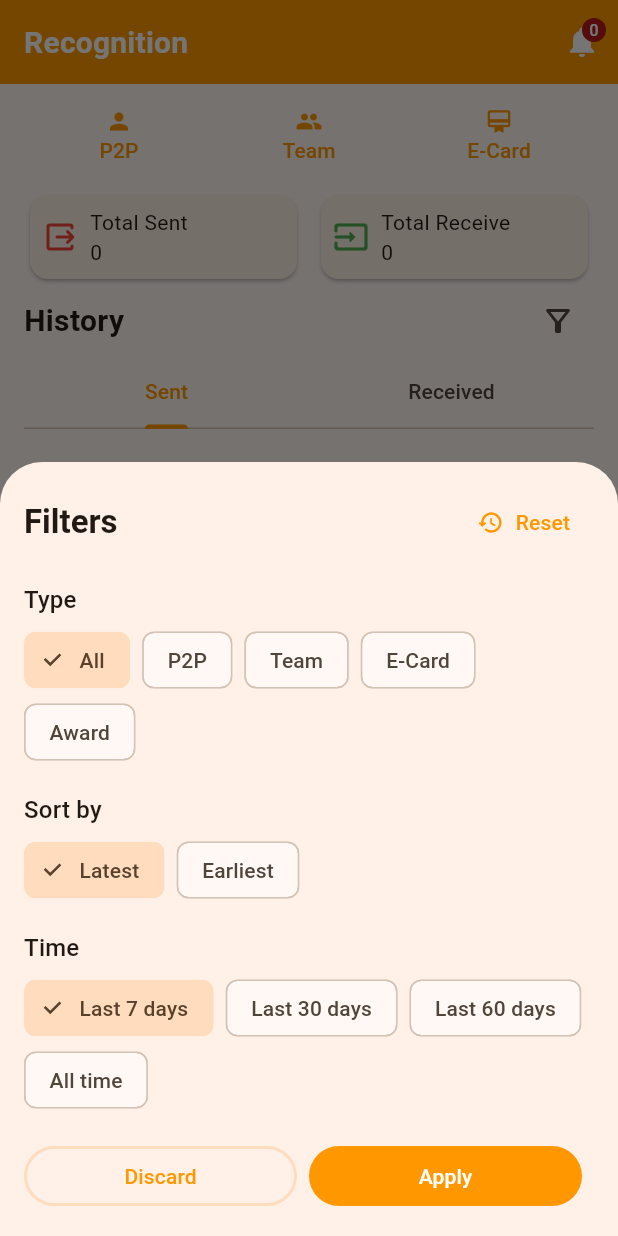
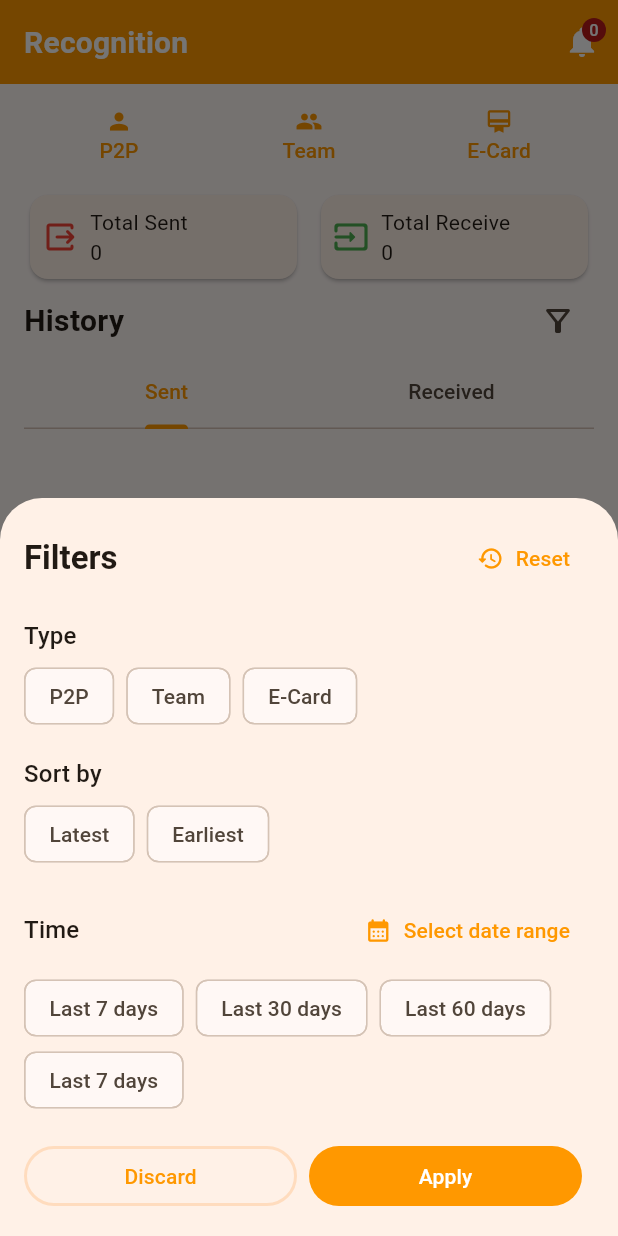
Before and after one commit to khuedinh/sonat-hrm-rewarded, a Flutter app: the screen it shows once a user with an empty profile is signed in, item 2 of the bottom bar chosen, after a tap on the "filter alt" icon, on a phone screen of 412 x 824 dp. Run offline on Flutter 3.47's test engine with Material 3 defaults, Android fonts, the light colour scheme and no system bars; our stand-ins replace bloc, bloc_concurrency, cached_network_image, dio, equatable, firebase_auth and 14 more; missing offline and left inert: deepcopy; accounts and stored records are empty; generated files the repository leaves out were written again; network calls fail.

Commit message:
feat: filter recognition

```diff
--- a/lib/src/models/recognition.dart
+++ b/lib/src/models/recognition.dart
@@ -1,4 +1,10 @@
 import 'package:sonat_hrm_rewarded/src/models/employee.dart';
+
+enum SortByFilter { latest, earliest }
+
+enum TimeFilter { last7Days, last30Days, last60Days, allTime }
+
+enum TypeFilter { p2p, team, eCard }
 
 class DetailRecognitions {
   final String id;
--- a/lib/src/screens/tabs/recognition/bloc/recognition_bloc.dart
+++ b/lib/src/screens/tabs/recognition/bloc/recognition_bloc.dart
@@ -34,5 +34,32 @@ class RecognitionBloc extends Bloc<RecognitionEvent, RecognitionState> {
         isLoadingRecognitionHistory: false,
       ));
     });
+
+    on<FilterRecognitionHistory>((RecognitionEvent event, Emitter emit) async {
+      emit(state.copyWith(isLoadingRecognitionHistory: true));
+
+      final response = await RecognitionApi.getHistory();
+
+      if (response != null) {
+        emit(
+          state.copyWith(
+            isLoadingRecognitionHistory: false,
+            sentHistory: (response['sent'] as List)
+                .map((item) =>
+                    Recognition.fromJson(item as Map<String, dynamic>))
+                .toList(),
+            receivedHistory: (response['received'] as List)
+                .map((item) =>
+                    Recognition.fromJson(item as Map<String, dynamic>))
+                .toList(),
+          ),
+        );
+        return;
+      }
+
+      emit(state.copyWith(
+        isLoadingRecognitionHistory: false,
+      ));
+    });
   }
 }
--- a/lib/src/screens/tabs/recognition/bloc/recognition_event.dart
+++ b/lib/src/screens/tabs/recognition/bloc/recognition_event.dart
@@ -6,3 +6,18 @@ class FetchRecognitionHistory extends RecognitionEvent {
   @override
   List<Object?> get props => [];
 }
+
+class FilterRecognitionHistory extends RecognitionEvent {
+  final SortByFilter sortByFilter;
+  final TimeFilter timeFilter;
+  final TypeFilter typeFilter;
+
+  FilterRecognitionHistory({
+    required this.sortByFilter,
+    required this.timeFilter,
+    required this.typeFilter,
+  });
+
+  @override
+  List<Object?> get props => [sortByFilter, timeFilter, typeFilter];
+}
--- a/lib/src/screens/tabs/recognition/bloc/recognition_state.dart
+++ b/lib/src/screens/tabs/recognition/bloc/recognition_state.dart
@@ -5,11 +5,17 @@ class RecognitionState extends Equatable {
     this.isLoadingRecognitionHistory = true,
     this.sentHistory = const [],
     this.receivedHistory = const [],
+    this.sortByFilter,
+    this.timeFilter,
+    this.typeFilter,
   });
 
   final bool isLoadingRecognitionHistory;
   final List<Recognition> sentHistory;
   final List<Recognition> receivedHistory;
+  final SortByFilter? sortByFilter;
+  final TimeFilter? timeFilter;
+  final TypeFilter? typeFilter;
 
   RecognitionState copyWith({
     bool? isLoadingRecognitionHistory,
--- a/lib/src/screens/tabs/recognition/recognition_screen.dart
+++ b/lib/src/screens/tabs/recognition/recognition_screen.dart
@@ -33,9 +33,9 @@ class _RecognitionScreenState extends State<RecognitionScreen> {
         isScrollControlled: true,
         enableDrag: false,
         builder: (context) => const RecognitionFilters(
-          initialSortByFilter: SortByFilter.latest,
-          initialTimeFilter: TimeFilter.last7Days,
-          initialTypeFilter: TypeFilter.all,
+          initialSortByFilter: null,
+          initialTimeFilter: null,
+          initialTypeFilter: null,
         ),
       );
     }
--- a/lib/src/screens/tabs/recognition/widgets/filters/recognition_filters.dart
+++ b/lib/src/screens/tabs/recognition/widgets/filters/recognition_filters.dart
@@ -1,10 +1,6 @@
 import 'package:flutter/material.dart';
-
-enum SortByFilter { latest, earliest }
-
-enum TimeFilter { last7Days, last30Days, last60Days, allTime }
-
-enum TypeFilter { all, p2p, team, eCard, award }
+import 'package:sonat_hrm_rewarded/src/models/recognition.dart';
+import 'package:sonat_hrm_rewarded/src/utils/date_time.dart';
 
 class RecognitionFilters extends StatefulWidget {
   final SortByFilter? initialSortByFilter;
@@ -26,13 +22,25 @@ class _RecognitionFiltersState extends State<RecognitionFilters> {
   SortByFilter? _sortByFilter;
   TimeFilter? _timeFilter;
   TypeFilter? _typeFilter;
+  DateTime? _startDate;
+  DateTime? _endDate;
 
-  @override
-  void initState() {
-    super.initState();
-    _sortByFilter = widget.initialSortByFilter;
-    _timeFilter = widget.initialTimeFilter;
-    _typeFilter = widget.initialTypeFilter;
+  Future<DateTime?> _handleSelectDateRange() async {
+    final now = DateTime.now();
+    final firstDate = DateTime(now.year - 1, now.month, now.day);
+
+    final selectedDate = await showDateRangePicker(
+      context: context,
+      firstDate: firstDate,
+      lastDate: now,
+    );
+
+    if (selectedDate == null) return null;
+
+    setState(() {
+      _startDate = selectedDate.start;
+      _endDate = selectedDate.end;
+    });
   }
 
   void _handleResetFilters() {
@@ -41,6 +49,18 @@ class _RecognitionFiltersState extends State<RecognitionFilters> {
       _sortByFilter = null;
       _typeFilter = null;
     });
+  }
+
+  void _handleApplyFilters() {
+    Navigator.of(context).pop();
+  }
+
+  @override
+  void initState() {
+    super.initState();
+    _sortByFilter = widget.initialSortByFilter;
+    _timeFilter = widget.initialTimeFilter;
+    _typeFilter = widget.initialTypeFilter;
   }
 
   @override
@@ -88,15 +108,19 @@ class _RecognitionFiltersState extends State<RecognitionFilters> {
                   Wrap(
                     spacing: 8,
                     children: TypeFilter.values.map((item) {
-                      final label = item == TypeFilter.all
-                          ? "All"
-                          : item == TypeFilter.p2p
-                              ? "P2P"
-                              : item == TypeFilter.team
-                                  ? "Team"
-                                  : item == TypeFilter.eCard
-                                      ? "E-Card"
-                                      : "Award";
+                      String label = "P2P";
+                      switch (item) {
+                        case TypeFilter.p2p:
+                          label = "P2P";
+                          break;
+                        case TypeFilter.team:
+                          label = "Team";
+                          break;
+                        case TypeFilter.eCard:
+                          label = "E-Card";
+                          break;
+                      }
+
                       return FilterChip(
                           label: Text(label),
                           onSelected: (bool selected) {
@@ -147,21 +171,42 @@ class _RecognitionFiltersState extends State<RecognitionFilters> {
               Column(
                 crossAxisAlignment: CrossAxisAlignment.start,
                 children: [
-                  Text(
-                    "Time",
-                    style: theme.textTheme.titleMedium,
+                  Row(
+                    mainAxisAlignment: MainAxisAlignment.spaceBetween,
+                    crossAxisAlignment: CrossAxisAlignment.center,
+                    children: [
+                      Text(
+                        "Time",
+                        style: theme.textTheme.titleMedium,
+                      ),
+                      TextButton.icon(
+                          onPressed: _handleSelectDateRange,
+                          icon: const Icon(Icons.calendar_month_rounded),
+                          label: Text(_startDate != null && _endDate != null
+                              ? "${formatDate(_startDate!, format: "dd/MM/yyyy")} - ${formatDate(_endDate!, format: "dd/MM/yyyy")}"
+                              : "Select date range"))
+                    ],
                   ),
                   const SizedBox(height: 4),
                   Wrap(
                     spacing: 8,
                     children: TimeFilter.values.map((item) {
-                      final label = item == TimeFilter.allTime
-                          ? "All time"
-                          : item == TimeFilter.last7Days
-                              ? "Last 7 days"
-                              : item == TimeFilter.last30Days
-                                  ? "Last 30 days"
-                                  : "Last 60 days";
+                      String label = "P2P";
+                      switch (item) {
+                        case TimeFilter.allTime:
+                          label = "Last 7 days";
+                          break;
+                        case TimeFilter.last7Days:
+                          label = "Last 7 days";
+                          break;
+                        case TimeFilter.last30Days:
+                          label = "Last 30 days";
+                          break;
+                        case TimeFilter.last60Days:
+                          label = "Last 60 days";
+                          break;
+                      }
+
                       return FilterChip(
                           label: Text(label),
                           onSelected: (bool selected) {
--- a/lib/src/utils/date_time.dart
+++ b/lib/src/utils/date_time.dart
@@ -4,6 +4,6 @@ DateTime parseDate(String date) {
   return DateTime.parse(date);
 }
 
-String formatDate(DateTime date) {
-  return DateFormat("dd/MM/yyyy HH:mm:ss").format(date.toLocal());
+String formatDate(DateTime date, {String? format}) {
+  return DateFormat(format ?? "dd/MM/yyyy HH:mm:ss").format(date.toLocal());
 }
```
